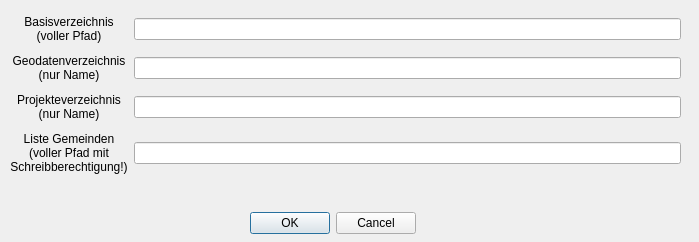
First picture: the form in VoGISRaumplanungPlot/ui_vogisraumplanungplotsettings.ui, repository BergWerkGIS/VoGIS-Raumplanung, before the edit.
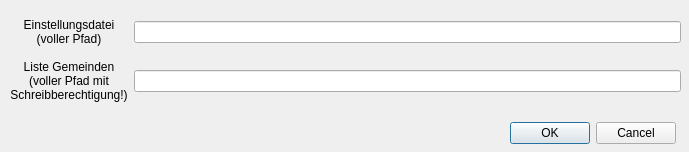
Second picture: the form after the edit.

The edit to the form file:
```diff
--- a/VoGISRaumplanungPlot/ui_vogisraumplanungplotsettings.ui
+++ b/VoGISRaumplanungPlot/ui_vogisraumplanungplotsettings.ui
@@ -6,8 +6,8 @@
    <rect>
     <x>0</x>
     <y>0</y>
-    <width>699</width>
-    <height>242</height>
+    <width>689</width>
+    <height>152</height>
    </rect>
   </property>
   <property name="windowTitle">
@@ -16,8 +16,8 @@
   <widget class="QDialogButtonBox" name="buttonBox">
    <property name="geometry">
     <rect>
-     <x>240</x>
-     <y>210</y>
+     <x>500</x>
+     <y>120</y>
      <width>176</width>
      <height>27</height>
     </rect>
@@ -35,56 +35,33 @@
      <x>10</x>
      <y>10</y>
      <width>671</width>
-     <height>173</height>
+     <height>101</height>
     </rect>
    </property>
    <layout class="QGridLayout" name="gridLayout">
-    <item row="0" column="0">
-     <widget class="QLabel" name="label">
-      <property name="text">
-       <string>&lt;html&gt;&lt;head/&gt;&lt;body&gt;&lt;p&gt;Basisverzeichnis&lt;br/&gt;(voller Pfad)&lt;/p&gt;&lt;/body&gt;&lt;/html&gt;</string>
-      </property>
-      <property name="alignment">
-       <set>Qt::AlignCenter</set>
-      </property>
-     </widget>
-    </item>
-    <item row="1" column="1">
-     <widget class="QLineEdit" name="LE_DATA_GEO"/>
-    </item>
-    <item row="2" column="1">
-     <widget class="QLineEdit" name="LE_DATA_PRJ"/>
-    </item>
     <item row="0" column="1">
      <widget class="QLineEdit" name="LE_DATA_BASE"/>
     </item>
-    <item row="3" column="1">
+    <item row="1" column="1">
      <widget class="QLineEdit" name="LE_FILE_GEM"/>
     </item>
     <item row="1" column="0">
-     <widget class="QLabel" name="label_2">
-      <property name="text">
-       <string>&lt;html&gt;&lt;head/&gt;&lt;body&gt;&lt;p&gt;Geodatenverzeichnis&lt;br/&gt;(nur Name)&lt;/p&gt;&lt;/body&gt;&lt;/html&gt;</string>
-      </property>
-      <property name="alignment">
-       <set>Qt::AlignCenter</set>
-      </property>
-     </widget>
-    </item>
-    <item row="2" column="0">
-     <widget class="QLabel" name="label_3">
-      <property name="text">
-       <string>&lt;html&gt;&lt;head/&gt;&lt;body&gt;&lt;p align=&quot;center&quot;&gt;Projekteverzeichnis&lt;br/&gt;(nur Name)&lt;/p&gt;&lt;/body&gt;&lt;/html&gt;</string>
-      </property>
-     </widget>
-    </item>
-    <item row="3" column="0">
      <widget class="QLabel" name="label_4">
       <property name="text">
        <string>&lt;html&gt;&lt;head/&gt;&lt;body&gt;&lt;p align=&quot;center&quot;&gt;Liste Gemeinden&lt;br/&gt;(voller Pfad mit&lt;br/&gt;Schreibberechtigung!)&lt;/p&gt;&lt;/body&gt;&lt;/html&gt;</string>
       </property>
      </widget>
     </item>
+    <item row="0" column="0">
+     <widget class="QLabel" name="label">
+      <property name="text">
+       <string>&lt;html&gt;&lt;head/&gt;&lt;body&gt;&lt;p&gt;Einstellungsdatei&lt;br/&gt;(voller Pfad)&lt;/p&gt;&lt;/body&gt;&lt;/html&gt;</string>
+      </property>
+      <property name="alignment">
+       <set>Qt::AlignCenter</set>
+      </property>
+     </widget>
+    </item>
    </layout>
   </widget>
  </widget>
```
Left out of the diff: 5 changed lines with no effect on the pictures.
